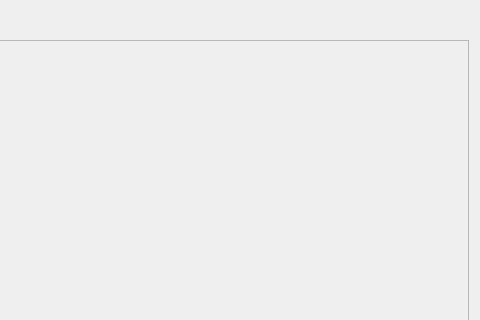
Old version of the form resultswindow.ui in the repository DevilRigoll/BookmakerInterface; both pictures show x 285 to 765 and y 0 to 320 of the 765 by 458 pixel window.
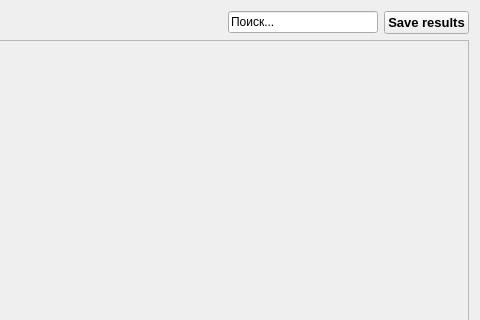
New version of the form.

Commit message: Add sort of cmd and save results, upgrade chooseAllBtn, change size of main window widgets

```diff
--- a/resultswindow.ui
+++ b/resultswindow.ui
@@ -62,6 +62,46 @@
        </property>
       </spacer>
      </item>
+     <item>
+      <widget class="QLineEdit" name="SearchLineEdit">
+       <property name="maximumSize">
+        <size>
+         <width>150</width>
+         <height>16777215</height>
+        </size>
+       </property>
+       <property name="baseSize">
+        <size>
+         <width>150</width>
+         <height>0</height>
+        </size>
+       </property>
+       <property name="text">
+        <string>Поиск...</string>
+       </property>
+       <property name="maxLength">
+        <number>200</number>
+       </property>
+      </widget>
+     </item>
+     <item>
+      <widget class="QPushButton" name="SaveResultsBtn">
+       <property name="font">
+        <font>
+         <pointsize>10</pointsize>
+         <weight>75</weight>
+         <bold>true</bold>
+         <underline>false</underline>
+        </font>
+       </property>
+       <property name="layoutDirection">
+        <enum>Qt::LeftToRight</enum>
+       </property>
+       <property name="text">
+        <string>Save results</string>
+       </property>
+      </widget>
+     </item>
     </layout>
    </item>
    <item>
```
Left out of the diff: 2 changed lines with no effect on the pictures. The commit also changes 18 other files.
